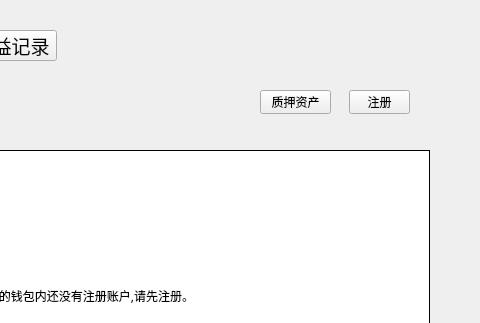
First picture: the form in miner/minerpage.ui, repository HcashOrg/hx-indicator, before the edit; both pictures show x 290 to 770 and y 0 to 323 of the 770 by 530 pixel window.
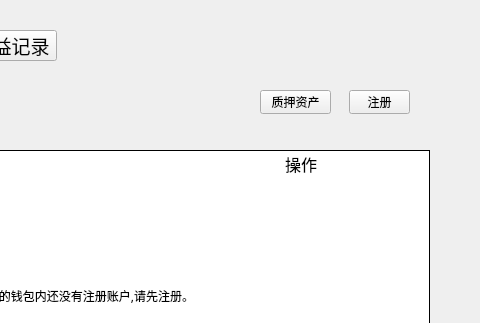
Second picture: the form after the edit. The open tabs and pages were chosen to show the change.

Commit message: table title

```diff
--- a/miner/minerpage.ui
+++ b/miner/minerpage.ui
@@ -347,10 +347,7 @@
      </column>
      <column>
       <property name="text">
-       <string>操作</string>
-      </property>
-      <property name="textAlignment">
-       <set>AlignCenter</set>
+       <string/>
       </property>
      </column>
      <column>
@@ -369,6 +366,25 @@
       </rect>
      </property>
     </widget>
+    <widget class="QLabel" name="label_op">
+     <property name="geometry">
+      <rect>
+       <x>575</x>
+       <y>33</y>
+       <width>71</width>
+       <height>21</height>
+      </rect>
+     </property>
+     <property name="font">
+      <font>
+       <family>Microsoft YaHei UI</family>
+       <pointsize>12</pointsize>
+      </font>
+     </property>
+     <property name="text">
+      <string>操作</string>
+     </property>
+    </widget>
    </widget>
    <widget class="QWidget" name="incomeRecordPage">
     <widget class="QTableWidget" name="incomeRecordTableWidget">
```
Left out of the diff: 7 changed lines with no effect on the pictures. The commit also changes 1 other file.
